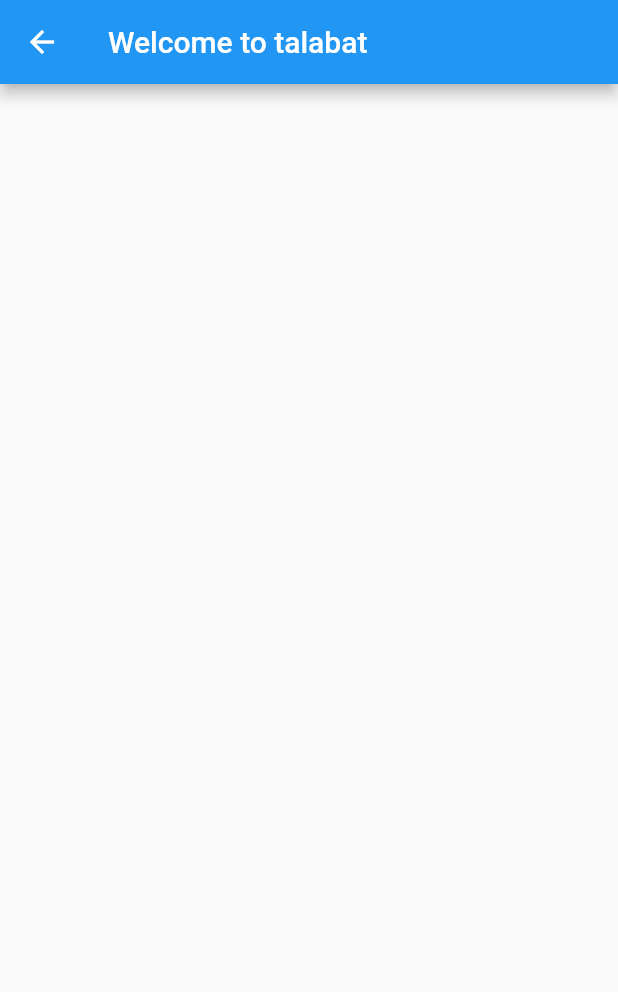
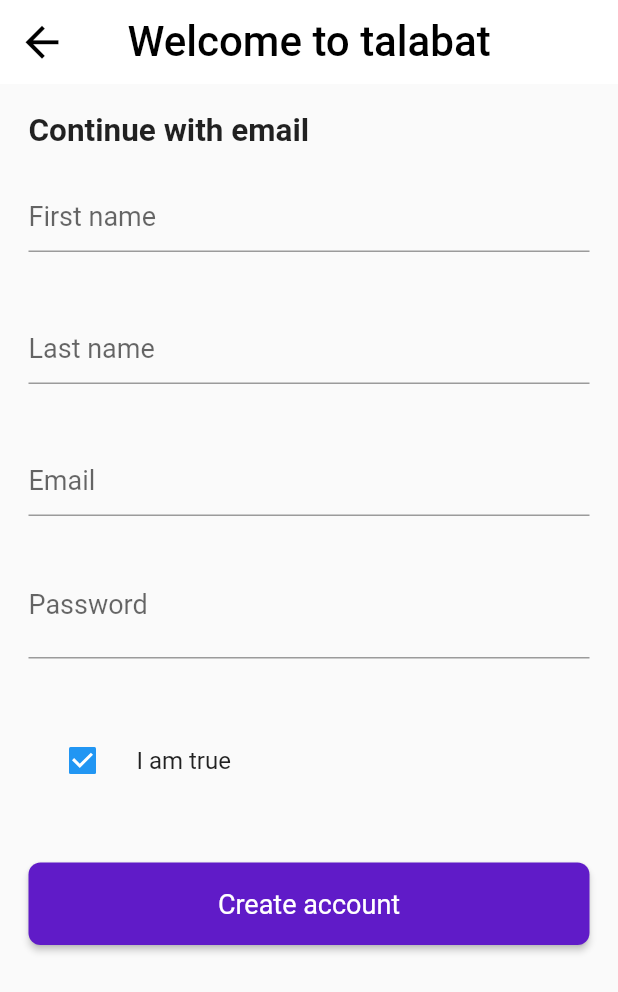
Before and after one commit to ShazaMashaal/talabat, a Flutter app: the SignUp screen opened directly, on a phone screen of 412 x 824 dp. Shown: the top 992 px of the screen. Run offline on Flutter 3.47's test engine with Material 2 defaults, Android fonts, the phone set to English and light mode, and no system bars; our stand-ins replace splashscreen.

Commit message:
create sign_up.dart screen

```diff
--- a/lib/const.dart
+++ b/lib/const.dart
@@ -13,7 +13,7 @@
     fontWeight: FontWeight.bold
 );
 
-final loginTitle=TextStyle(color: Colors.black,fontSize: 25,fontWeight: FontWeight.normal);
+final appBarTitle=TextStyle(color: Colors.black,fontSize: 28,fontWeight: FontWeight.w500);
 
 class  HeadTitle extends StatelessWidget {
   final String headTitle;
--- a/lib/sign_up/sign_up.dart
+++ b/lib/sign_up/sign_up.dart
@@ -1,12 +1,92 @@
 import 'package:flutter/material.dart';
+import 'package:talabat/widgets/custom_button.dart';
+import 'package:talabat/widgets/custom_password_field.dart';
+import 'package:talabat/widgets/custom_text_form_field.dart';
 
-class SignUp extends StatelessWidget {
+import '../const.dart';
+
+class SignUp extends StatefulWidget {
+
+
+  @override
+  _SignUpState createState() => _SignUpState();
+}
+
+class _SignUpState extends State<SignUp> {
+
+
 
   @override
   Widget build(BuildContext context) {
+    bool _checkbox=true;
     return Scaffold(
       appBar: AppBar(
-        title: Text("Welcome to talabat"),
+        centerTitle: true,
+        backgroundColor: Colors.white,
+        elevation: 0.0,
+        leading: Icon(Icons.arrow_back, color: Colors.black, size: 33),
+        title: Text(
+          "Welcome to talabat",
+          style: appBarTitle,
+        ),
+      ),
+      body: Padding(
+          padding: const EdgeInsets.all(19.0),
+          child:Column(
+            crossAxisAlignment: CrossAxisAlignment.start,
+
+            children: [
+              HeadTitle(
+                headTitle: "Continue with email",
+              ),
+              Padding(
+                padding: const EdgeInsets.only(top: 20),
+                child: Form(
+                  child: Column(
+                    children: [
+                      CustomTextField(
+                        hintText: "First name",
+                      ),
+                      Padding(
+                        padding: const EdgeInsets.only(top: 40.0),
+                        child: CustomTextField(
+                          hintText: "Last name",
+                        ),
+                      ),
+                      Padding(
+                        padding: const EdgeInsets.only(top: 40.0),
+                        child: CustomTextField(
+                          hintText: "Email",
+                        ),
+                      ),
+                      Padding(
+                        padding: const EdgeInsets.only(top: 23),
+                        child: PasswordTextField(),
+                      ),
+                  Padding(
+                    padding: const EdgeInsets.only(top: 40),
+                    child: CheckboxListTile(
+                      controlAffinity: ListTileControlAffinity.leading,
+                      title: Text('I am true'),
+                      value: _checkbox,
+                      onChanged: (value) {
+                        setState(() {
+                          _checkbox = !_checkbox;
+                        });
+                      },
+                    ),
+                  ),
+                      Padding(
+                        padding: EdgeInsets.only(top: 40),
+                        child: CustomButton(text: "Create account"),
+                      ),
+
+                    ],
+                  ),
+                ),
+              ),
+            ],
+          )
       ),
     );
   }
--- a/lib/splash/view/splash.dart
+++ b/lib/splash/view/splash.dart
@@ -15,8 +15,6 @@
        title: Text('talabat',style: splashTitle,),
       loadingText: Text('"Food delivery platform for expo 2020"',style: splashSupTitle),
       useLoader: false,
-
-
       backgroundColor: Color(0xFFF57C00),
     );
   }
```
Also changed, not shown: lib/login/view/login.dart (+18 -7 lines), lib/widgets/custom_text_button.dart (deleted, +0 -19 lines).
